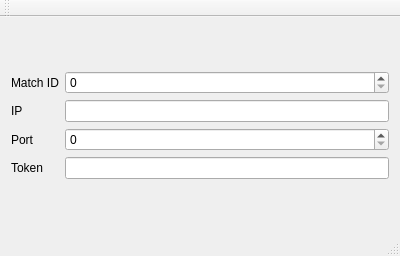
tnct-spc/procon2019-comp, file Takao/takao.ui: the form before one commit.
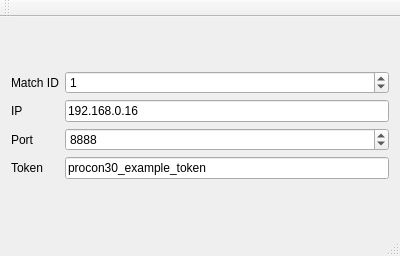
The form after the commit.

Commit message: [add]デフォルト値を設定しました

What changed in the file:
```diff
--- a/Takao/takao.ui
+++ b/Takao/takao.ui
@@ -32,7 +32,11 @@
       <item>
        <layout class="QGridLayout" name="gridLayout">
         <item row="1" column="1">
-         <widget class="QLineEdit" name="IP"/>
+         <widget class="QLineEdit" name="IP">
+          <property name="text">
+           <string>192.168.0.16</string>
+          </property>
+         </widget>
         </item>
         <item row="1" column="0">
          <widget class="QLabel" name="label">
@@ -56,7 +60,11 @@
          </widget>
         </item>
         <item row="3" column="1">
-         <widget class="QLineEdit" name="Token"/>
+         <widget class="QLineEdit" name="Token">
+          <property name="text">
+           <string>procon30_example_token</string>
+          </property>
+         </widget>
         </item>
         <item row="3" column="0">
          <widget class="QLabel" name="label_4">
@@ -70,13 +78,28 @@
           <property name="maximum">
            <number>1000000000</number>
           </property>
+          <property name="value">
+           <number>1</number>
+          </property>
          </widget>
         </item>
         <item row="2" column="1">
          <widget class="QSpinBox" name="Port">
+          <property name="suffix">
+           <string/>
+          </property>
+          <property name="prefix">
+           <string/>
+          </property>
+          <property name="minimum">
+           <number>0</number>
+          </property>
           <property name="maximum">
            <number>1000000000</number>
           </property>
+          <property name="value">
+           <number>8888</number>
+          </property>
          </widget>
         </item>
        </layout>
```
